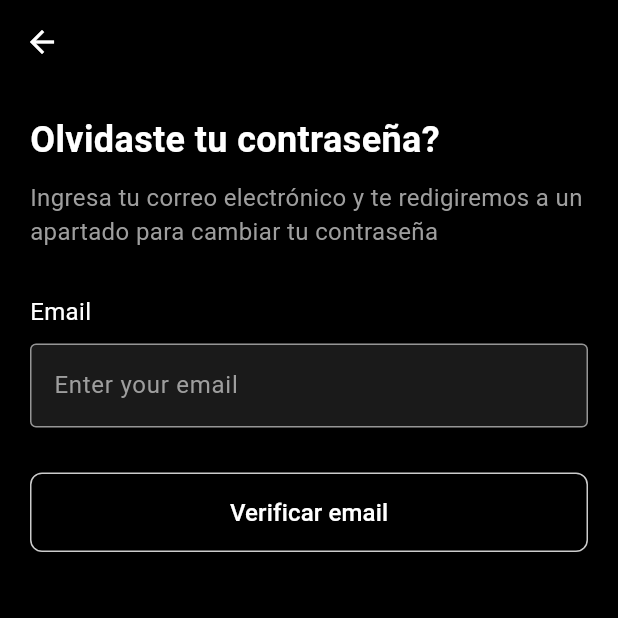
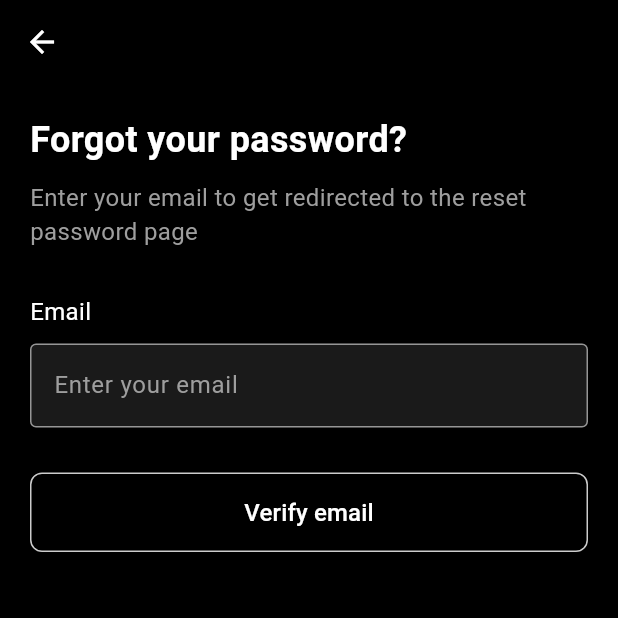
Before and after one commit to bvlmari/Nemoa, a Flutter app: the ForgotPasswordPage screen opened by its route, on a phone screen of 412 x 824 dp, the top half of it. Run offline on Flutter 3.47's test engine with Material 3 defaults, Android fonts, the phone set to English and light mode, and no system bars; our stand-ins replace app_links, audioplayers, google_generative_ai, permission_handler, supabase_flutter; missing offline and left inert: bcrypt, flutter_sound; accounts and stored records are empty.

Commit message:
Changed text to english and removed personalization options

```diff
--- a/nemoa/lib/presentation/screens/forgot_password_page.dart
+++ b/nemoa/lib/presentation/screens/forgot_password_page.dart
@@ -18,7 +18,7 @@ class _ForgotPasswordPageState extends State<ForgotPasswordPage> {
     final email = _emailController.text.trim();
 
     if (email.isEmpty) {
-      _showMessage('Por favor ingresa tu correo electrónico', isError: true);
+      _showMessage('Enter you email', isError: true);
       return;
     }
 
@@ -45,7 +45,7 @@ class _ForgotPasswordPageState extends State<ForgotPasswordPage> {
 
       if (mounted) {
         _showMessage(
-          'Correo electrónico verificado. Redirigiendo a la página de restablecimiento de contraseña...',
+          'Email verified, redirecting to reset password page...',
           isError: false,
         );
 
@@ -107,7 +107,7 @@ class _ForgotPasswordPageState extends State<ForgotPasswordPage> {
             crossAxisAlignment: CrossAxisAlignment.start,
             children: [
               const Text(
-                'Olvidaste tu contraseña?',
+                'Forgot your password?',
                 style: TextStyle(
                   fontSize: 24,
                   fontWeight: FontWeight.bold,
@@ -116,7 +116,7 @@ class _ForgotPasswordPageState extends State<ForgotPasswordPage> {
               ),
               const SizedBox(height: 10),
               const Text(
-                'Ingresa tu correo electrónico y te redigiremos a un apartado para cambiar tu contraseña',
+                'Enter your email to get redirected to the reset password page',
                 style: TextStyle(
                   fontSize: 16,
                   color: Colors.grey,
@@ -175,7 +175,7 @@ class _ForgotPasswordPageState extends State<ForgotPasswordPage> {
                           ),
                         )
                       : const Text(
-                          'Verificar email',
+                          'Verify email',
                           style: TextStyle(
                             color: Colors.white,
                             fontSize: 16,
--- a/nemoa/lib/presentation/screens/messages_page.dart
+++ b/nemoa/lib/presentation/screens/messages_page.dart
@@ -406,10 +406,10 @@ Future<void> _sendMessage() async {
                             fontWeight: FontWeight.bold,
                           ),
                         ),
-                        const Text(
+                        Text(
                           'Online',
                           style: TextStyle(
-                            color: Colors.black,
+                            color: Colors.grey[400],
                             fontSize: 12,
                           ),
                         ),
--- a/nemoa/lib/presentation/screens/reset_password_page.dart
+++ b/nemoa/lib/presentation/screens/reset_password_page.dart
@@ -43,7 +43,7 @@ class _ResetPasswordPageState extends State<ResetPasswordPage> {
     }
 
     if (password != confirmPassword) {
-      _showMessage('Las contraseñas no coinciden', isError: true);
+      _showMessage('Passwords dont match', isError: true);
       return;
     }
 
@@ -83,7 +83,7 @@ class _ResetPasswordPageState extends State<ResetPasswordPage> {
 
       if (mounted) {
         _showMessage(
-          'Contraseña actualizada exitosamente',
+          'Password updated succesfully',
           isError: false,
         );
 
@@ -144,7 +144,7 @@ class _ResetPasswordPageState extends State<ResetPasswordPage> {
         backgroundColor: Colors.transparent,
         elevation: 0,
         title: const Text(
-          'Nueva Contraseña',
+          'New password',
           style: TextStyle(color: Colors.white),
         ),
       ),
@@ -155,7 +155,7 @@ class _ResetPasswordPageState extends State<ResetPasswordPage> {
             crossAxisAlignment: CrossAxisAlignment.start,
             children: [
               const Text(
-                'Establece tu nueva contraseña',
+                'Enter new password',
                 style: TextStyle(
                   fontSize: 16,
                   color: Colors.grey,
@@ -163,7 +163,7 @@ class _ResetPasswordPageState extends State<ResetPasswordPage> {
               ),
               const SizedBox(height: 30),
               const Text(
-                'Nueva Contraseña',
+                'New password',
                 style: TextStyle(fontSize: 16, color: Colors.white),
               ),
               const SizedBox(height: 10),
@@ -173,7 +173,7 @@ class _ResetPasswordPageState extends State<ResetPasswordPage> {
                 decoration: InputDecoration(
                   filled: true,
                   fillColor: Colors.white10,
-                  hintText: 'Ingresa tu nueva contraseña',
+                  hintText: 'Enter your new password',
                   hintStyle: const TextStyle(color: Colors.grey),
                   border: const OutlineInputBorder(
                     borderSide: BorderSide(color: Colors.white54),
@@ -200,7 +200,7 @@ class _ResetPasswordPageState extends State<ResetPasswordPage> {
               ),
               const SizedBox(height: 20),
               const Text(
-                'Confirmar Contraseña',
+                'Confirm password',
                 style: TextStyle(fontSize: 16, color: Colors.white),
               ),
               const SizedBox(height: 10),
@@ -210,7 +210,7 @@ class _ResetPasswordPageState extends State<ResetPasswordPage> {
                 decoration: InputDecoration(
                   filled: true,
                   fillColor: Colors.white10,
-                  hintText: 'Confirma tu nueva contraseña',
+                  hintText: 'Confirm your new password',
                   hintStyle: const TextStyle(color: Colors.grey),
                   border: const OutlineInputBorder(
                     borderSide: BorderSide(color: Colors.white54),
@@ -263,7 +263,7 @@ class _ResetPasswordPageState extends State<ResetPasswordPage> {
                           ),
                         )
                       : const Text(
-                          'Actualizar Contraseña',
+                          'Update password',
                           style: TextStyle(
                             color: Colors.white,
                             fontSize: 16,
```
Also changed, not shown: nemoa/lib/presentation/screens/personalization_page.dart (+18 -27 lines).
